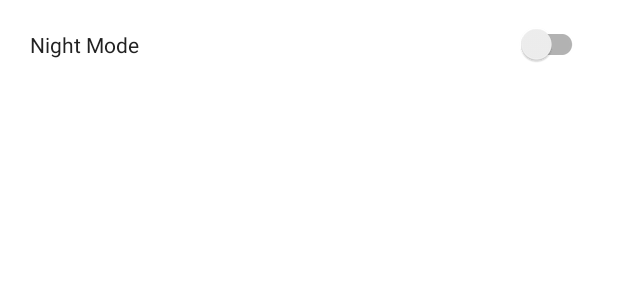
After one commit to trungnguyenduy139/NoteTakingApp, an Android app: the layout activity_settings.xml on its own in the app's theme, with its tools: preview values and no code run, on a phone screen of 412 x 824 dp. The commit adds this screen. Shown: the top 300 px of the screen. Run offline under Robolectric (Android 15) with nearby library versions, the phone set to English and light mode, and no system bars.

Commit message:
Add night mode use SharedPreferences to store night mode state

```diff
--- a/app/src/main/AndroidManifest.xml
+++ b/app/src/main/AndroidManifest.xml
@@ -21,7 +21,8 @@
             android:authorities="com.example.trungnguyen.notetakingapp.notesprovider"
             android:exported="false" />
 
-        <activity android:name=".EditorActivity"></activity>
+        <activity android:name=".EditorActivity" />
+        <activity android:name=".SettingsActivity" />
     </application>
 
 </manifest>
--- a/app/src/main/res/layout/activity_editor.xml
+++ b/app/src/main/res/layout/activity_editor.xml
@@ -5,6 +5,7 @@
     android:layout_height="match_parent"
     android:paddingBottom="@dimen/activity_vertical_margin"
     android:paddingLeft="@dimen/activity_horizontal_margin"
+    android:background="@color/colorBackground"
     android:paddingRight="@dimen/activity_horizontal_margin"
     android:paddingTop="@dimen/activity_vertical_margin"
     tools:context="com.example.trungnguyen.notetakingapp.EditorActivity">
@@ -14,6 +15,7 @@
         android:layout_height="wrap_content"
         android:id="@+id/etNote"
         android:gravity="top"
+        android:textColor="@color/colorText"
         android:layout_alignParentTop="true"
         android:layout_alignParentLeft="true"
         android:layout_alignParentStart="true"
--- a/app/src/main/res/layout/activity_main.xml
+++ b/app/src/main/res/layout/activity_main.xml
@@ -6,6 +6,7 @@
     android:paddingBottom="@dimen/activity_vertical_margin"
     android:paddingLeft="@dimen/activity_horizontal_margin"
     android:paddingRight="@dimen/activity_horizontal_margin"
+    android:background="@color/colorBackground"
     android:paddingTop="@dimen/activity_vertical_margin"
     tools:context="com.example.trungnguyen.notetakingapp.MainActivity">
     <ListView
--- /dev/null
+++ b/app/src/main/res/layout/activity_settings.xml
@@ -0,0 +1,17 @@
+<?xml version="1.0" encoding="utf-8"?>
+<LinearLayout
+    xmlns:android="http://schemas.android.com/apk/res/android"
+    android:orientation="vertical"
+    android:background="@color/colorBackground"
+    android:layout_height="match_parent"
+    android:layout_width="match_parent">
+
+   <android.support.v7.widget.SwitchCompat
+       android:layout_width="match_parent"
+       android:text="Night Mode"
+       android:padding="20dp"
+       android:textColor="@color/colorText"
+       android:id="@+id/sw_night_mode"
+       android:layout_height="wrap_content" />
+
+</LinearLayout>
--- a/app/src/main/res/layout/note_list_item.xml
+++ b/app/src/main/res/layout/note_list_item.xml
@@ -3,6 +3,7 @@
     android:layout_width="match_parent"
     android:layout_height="wrap_content"
     android:gravity="center_vertical"
+    android:background="@color/colorBackground"
     android:padding="5dp">
 
     <ImageView
@@ -22,7 +23,7 @@
         android:singleLine="true"
         android:layout_centerVertical="true"
         android:text="Dummy Text"
-        android:textColor="@color/list_item_text"
+        android:textColor="@color/colorText"
         android:textSize="18sp" />
 
     <TextView
@@ -31,6 +32,7 @@
         android:text="Date Created"
         android:textSize="16sp"
         android:singleLine="true"
+        android:textColor="@color/colorText"
         android:layout_marginRight="20dp"
         android:layout_alignParentRight="true"
         android:layout_alignParentEnd="true"
--- /dev/null
+++ b/app/src/main/res/values-night/colors.xml
@@ -0,0 +1,6 @@
+<?xml version="1.0" encoding="utf-8"?>
+<resources>
+    <color name="colorBackground">#212121</color>
+    <color name="colorText">#fff</color>
+
+</resources>
--- a/app/src/main/res/values/colors.xml
+++ b/app/src/main/res/values/colors.xml
@@ -4,4 +4,8 @@
     <color name="colorPrimaryDark">#303F9F</color>
     <color name="colorAccent">#FF4081</color>
     <color name="list_item_text">#333</color>
+
+    <color name="colorBackground">#fff</color>
+    <color name="colorText">#212121</color>
+
 </resources>
--- a/app/src/main/res/values/strings.xml
+++ b/app/src/main/res/values/strings.xml
@@ -1,6 +1,7 @@
 <resources>
     <string name="app_name">My Note Taking App</string>
     <string name="action_create_new">Create New Note</string>
+    <string name="action_settings">Settings</string>
     <string name="action_delete_all">Delete All Note</string>
     <string name="are_you_sure">Are you sure to delete All your note???</string>
     <string name="all_deleted">All Note Deleted</string>
--- a/app/src/main/res/values/styles.xml
+++ b/app/src/main/res/values/styles.xml
@@ -1,5 +1,4 @@
 <resources>
-
     <!-- Base application theme. -->
     <style name="AppTheme" parent="Theme.AppCompat.Light.DarkActionBar">
         <!-- Customize your theme here. -->
@@ -7,5 +6,4 @@
         <item name="colorPrimaryDark">@color/colorPrimaryDark</item>
         <item name="colorAccent">@color/colorAccent</item>
     </style>
-
 </resources>
```
Also changed, not shown: app/src/main/java/com/example/trungnguyen/notetakingapp/MainActivity.java (+15 -1 lines), app/src/main/java/com/example/trungnguyen/notetakingapp/NotesProvider.java (+6 -5 lines), app/src/main/java/com/example/trungnguyen/notetakingapp/PreferencesHelper.java (added, +24 -0 lines), app/src/main/java/com/example/trungnguyen/notetakingapp/SettingsActivity.java (added, +38 -0 lines), app/src/main/res/menu/menu_main.xml (+7 -0 lines).
